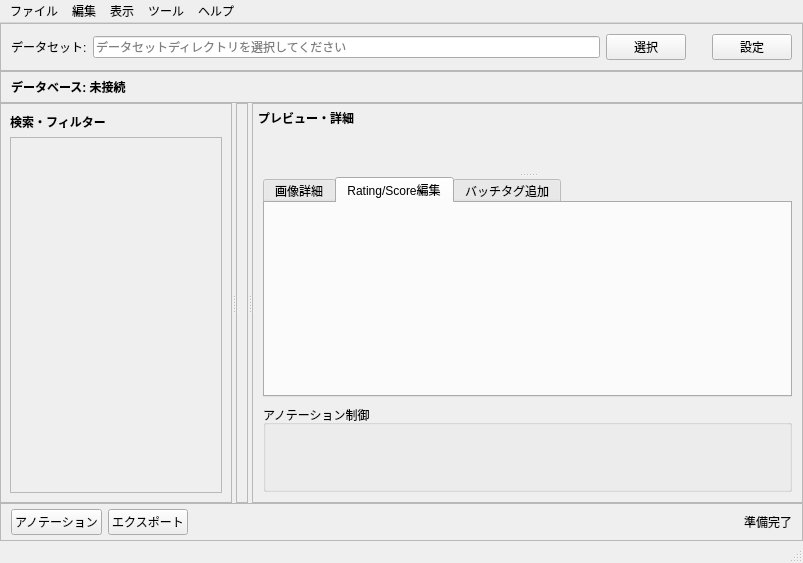
Before: the Qt Designer form src/lorairo/gui/designer/MainWindow.ui in NEXTAltair/LoRAIro, drawn with Qt 5.
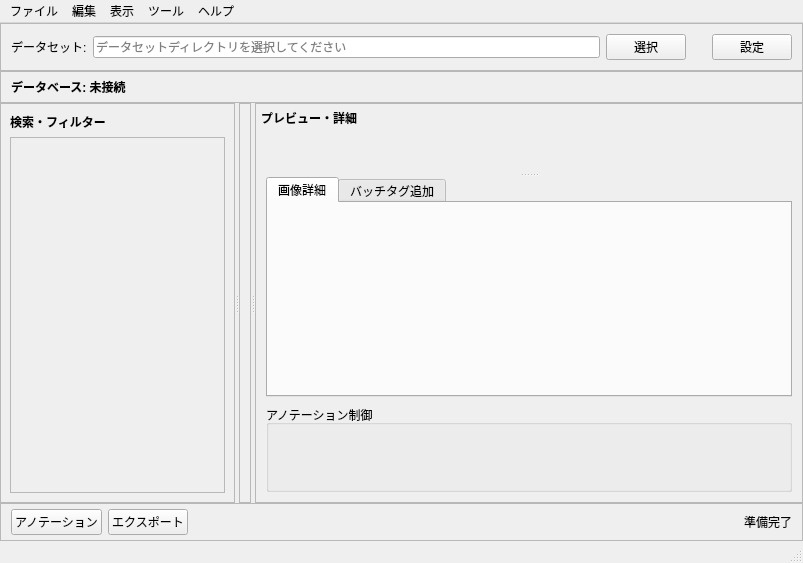
After: the same form once the commit is applied. The open tabs and pages were chosen to show the change. Icons and pictures are not drawn. Custom widgets are drawn as their Qt base class.

Commit message:
refactor: Integrate Rating/Score editing into Image Details tab
統合右パネルレイアウトを実装し、タブ数を削減しました。

変更内容:
- タブ数: 3タブ → 2タブ（Rating/Score編集タブを画像詳細タブに統合）
- Stretch比率: 3:1:2 → 3:1
- RatingScoreEditWidgetを画像詳細タブ内に配置

主要変更:
- MainWindow.ui: tabRatingScoreEdit削除、stretch属性変更
- SelectedImageDetailsWidget.ui: groupBoxRatingScore削除
- SelectedImageDetailsWidget: RatingScoreEditWidget統合、シグナル転送実装
- MainWindow: イベント接続をSelectedImageDetailsWidget経由に変更

機能維持:
- すべてのRating/Score編集機能は保持
- シグナル転送により既存のイベントハンドラと互換性維持

The edit to the form file:
```diff
--- a/src/lorairo/gui/designer/MainWindow.ui
+++ b/src/lorairo/gui/designer/MainWindow.ui
@@ -332,7 +332,7 @@
           <property name="frameShape">
            <enum>QFrame::Shape::NoFrame</enum>
           </property>
-          <layout class="QVBoxLayout" name="verticalLayout_previewDetailContent" stretch="3,1,2">
+          <layout class="QVBoxLayout" name="verticalLayout_previewDetailContent" stretch="3,1">
            <property name="spacing">
             <number>8</number>
            </property>
@@ -402,32 +402,7 @@
               </item>
              </layout>
             </widget>
-            <widget class="QWidget" name="tabRatingScoreEdit">
-             <attribute name="title">
-              <string>Rating/Score編集</string>
-             </attribute>
-             <layout class="QVBoxLayout" name="verticalLayoutTabRatingScore">
-              <property name="spacing">
-               <number>0</number>
-              </property>
-              <property name="leftMargin">
-               <number>0</number>
-              </property>
-              <property name="topMargin">
-               <number>0</number>
-              </property>
-              <property name="rightMargin">
-               <number>0</number>
-              </property>
-              <property name="bottomMargin">
-               <number>0</number>
-              </property>
-              <item>
-               <widget class="RatingScoreEditWidget" name="ratingScoreEditWidget" native="true"/>
-              </item>
-             </layout>
-            </widget>
-            <widget class="QWidget" name="tabBatchTagAdd">
+<widget class="QWidget" name="tabBatchTagAdd">
              <attribute name="title">
               <string>バッチタグ追加</string>
              </attribute>
```
The commit also changes 8 other files.
